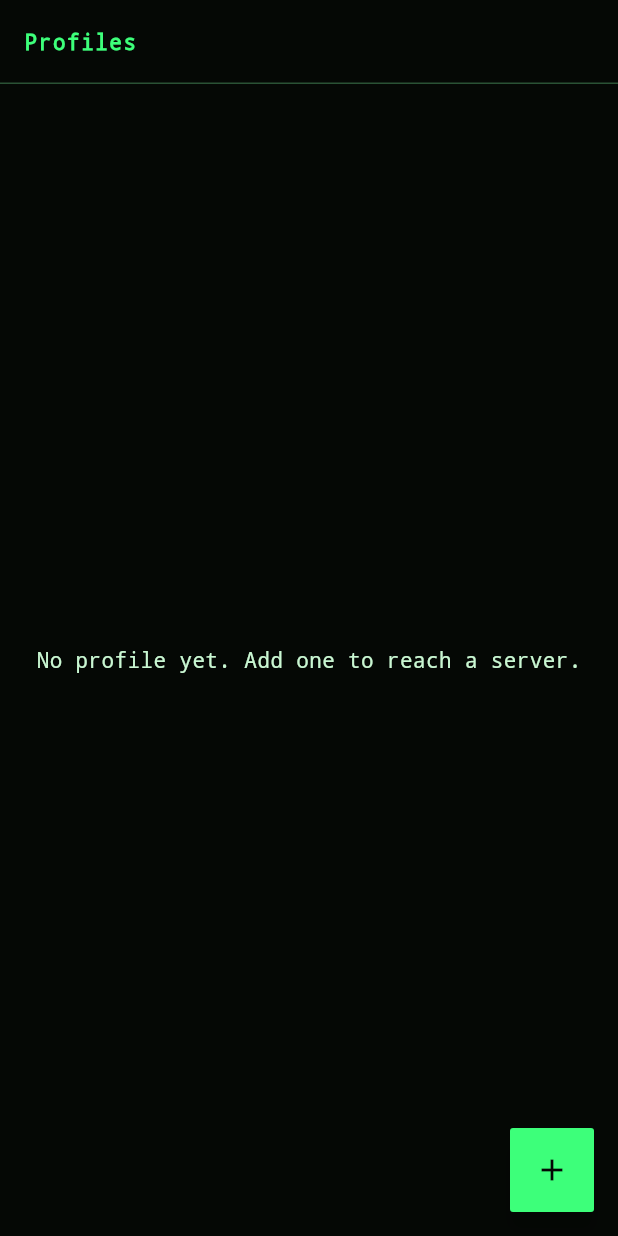
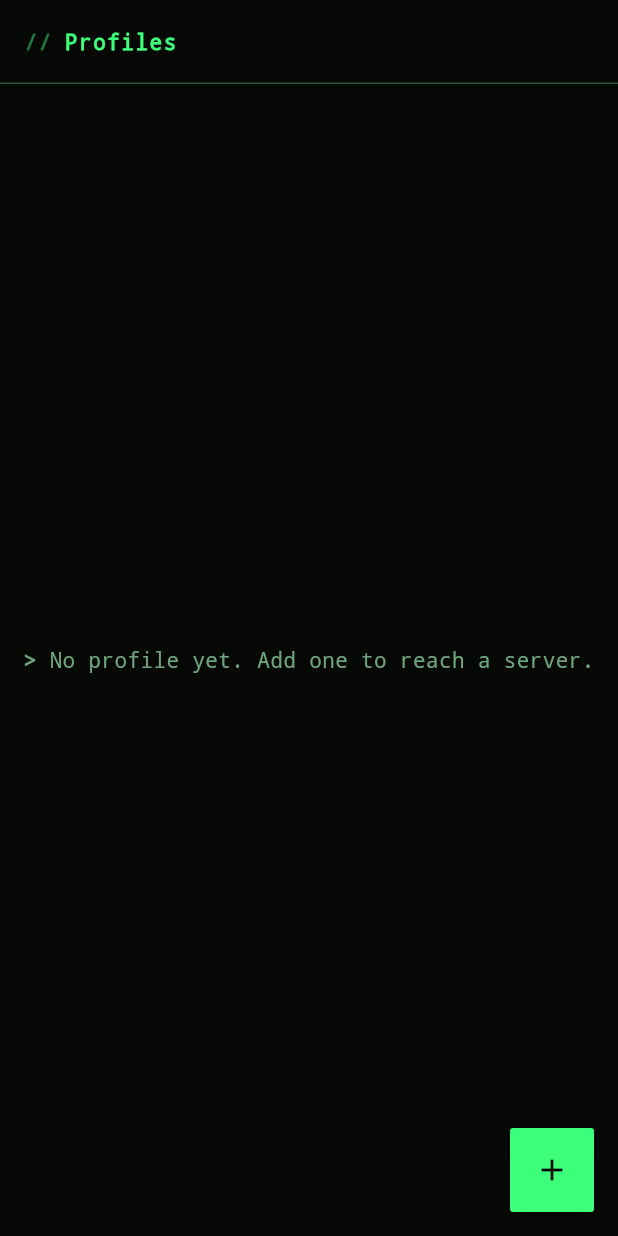
Before and after one commit to stephaneHerraiz/claude-mobile, a Flutter app: the screen it shows after launch, on a phone screen of 412 x 824 dp. Run offline on Flutter 3.47's test engine with Material 3 defaults, Android fonts, the phone set to English and light mode, and no system bars; our stand-ins replace flutter_markdown_plus, flutter_riverpod, flutter_secure_storage, local_auth, material_ui; missing offline and left inert: dartssh2.

Commit message:
feat: carry the terminal look to every screen
Co-Authored-By: Claude Fable 5.2 <noreply@anthropic.com>

```diff
--- a/lib/main.dart
+++ b/lib/main.dart
@@ -19,6 +19,7 @@ class ClaudeMobileApp extends StatelessWidget {
     return MaterialApp(
       title: 'Claude Mobile',
       theme: terminalTheme,
+      debugShowCheckedModeBanner: false,
       home: LockGate(authenticate: authenticate, child: const ProfilesScreen()),
     );
   }
--- a/lib/ui/lock_gate.dart
+++ b/lib/ui/lock_gate.dart
@@ -1,5 +1,7 @@
 import 'package:local_auth/local_auth.dart';
 import 'package:material_ui/material_ui.dart';
+
+import 'terminal_widgets.dart';
 
 /// Device unlock: true/false for the outcome, null when the device has no
 /// lock at all (nothing to gate with).
@@ -62,8 +64,23 @@ class _LockGateState extends State<LockGate> {
             : Column(
                 mainAxisSize: MainAxisSize.min,
                 children: [
-                  const Icon(Icons.lock_outline, size: 48),
-                  const SizedBox(height: 16),
+                  Text(
+                    'CLAUDE//MOBILE',
+                    style: Theme.of(context).textTheme.headlineSmall?.copyWith(
+                      color: Theme.of(context).colorScheme.primary,
+                      fontWeight: FontWeight.bold,
+                      letterSpacing: 3,
+                    ),
+                  ),
+                  const SizedBox(height: 24),
+                  Icon(
+                    Icons.lock_outline,
+                    size: 48,
+                    color: Theme.of(context).colorScheme.primary,
+                  ),
+                  const SizedBox(height: 12),
+                  const TermLine('Access locked'),
+                  const SizedBox(height: 24),
                   FilledButton(onPressed: _ask, child: const Text('Unlock')),
                 ],
               ),
--- a/lib/ui/profiles_screen.dart
+++ b/lib/ui/profiles_screen.dart
@@ -6,6 +6,7 @@ import '../ssh/key.dart';
 import '../ssh/profile.dart';
 import '../state/providers.dart';
 import 'sessions_screen.dart';
+import 'terminal_widgets.dart';
 
 class ProfilesScreen extends ConsumerWidget {
   const ProfilesScreen({super.key});
@@ -14,7 +15,7 @@ class ProfilesScreen extends ConsumerWidget {
   Widget build(BuildContext context, WidgetRef ref) {
     final profiles = ref.watch(profilesProvider);
     return Scaffold(
-      appBar: AppBar(title: const Text('Profiles')),
+      appBar: AppBar(title: const TermTitle('Profiles')),
       floatingActionButton: FloatingActionButton(
         tooltip: 'Add profile',
         onPressed: () => Navigator.of(context).push(
@@ -27,7 +28,7 @@ class ProfilesScreen extends ConsumerWidget {
         error: (e, _) => Center(child: Text('$e')),
         data: (list) => list.isEmpty
             ? const Center(
-                child: Text('No profile yet. Add one to reach a server.'),
+                child: TermLine('No profile yet. Add one to reach a server.'),
               )
             : ListView(
                 children: [
@@ -170,7 +171,7 @@ class _ProfileFormScreenState extends ConsumerState<ProfileFormScreen> {
   @override
   Widget build(BuildContext context) {
     return Scaffold(
-      appBar: AppBar(title: const Text('New profile')),
+      appBar: AppBar(title: const TermTitle('New profile')),
       body: Form(
         key: _form,
         // Not a lazy list: every field must exist to be validated.
@@ -184,6 +185,7 @@ class _ProfileFormScreenState extends ConsumerState<ProfileFormScreen> {
                 decoration: const InputDecoration(labelText: 'Name'),
                 validator: _required,
               ),
+              const SizedBox(height: 14),
               TextFormField(
                 controller: _host,
                 decoration: const InputDecoration(labelText: 'Host'),
@@ -191,18 +193,21 @@ class _ProfileFormScreenState extends ConsumerState<ProfileFormScreen> {
                 keyboardType: TextInputType.url,
                 validator: _required,
               ),
+              const SizedBox(height: 14),
               TextFormField(
                 controller: _port,
                 decoration: const InputDecoration(labelText: 'Port'),
                 keyboardType: TextInputType.number,
                 validator: _validPort,
               ),
+              const SizedBox(height: 14),
               TextFormField(
                 controller: _user,
                 decoration: const InputDecoration(labelText: 'User'),
                 autocorrect: false,
                 validator: _required,
               ),
+              const SizedBox(height: 14),
               TextFormField(
                 controller: _jumpHost,
                 decoration: const InputDecoration(
@@ -215,12 +220,14 @@ class _ProfileFormScreenState extends ConsumerState<ProfileFormScreen> {
                 autocorrect: false,
                 keyboardType: TextInputType.url,
               ),
+              const SizedBox(height: 14),
               TextFormField(
                 controller: _jumpPort,
                 decoration: const InputDecoration(labelText: 'Jump port'),
                 keyboardType: TextInputType.number,
                 validator: (v) => _hasJump ? _validPort(v) : null,
               ),
+              const SizedBox(height: 14),
               TextFormField(
                 controller: _jumpUser,
                 decoration: const InputDecoration(labelText: 'Jump user'),
@@ -229,6 +236,7 @@ class _ProfileFormScreenState extends ConsumerState<ProfileFormScreen> {
                     ? 'Required with a jump host'
                     : null,
               ),
+              const SizedBox(height: 14),
               TextFormField(
                 controller: _key,
                 decoration: InputDecoration(
@@ -245,6 +253,7 @@ class _ProfileFormScreenState extends ConsumerState<ProfileFormScreen> {
                 maxLines: 6,
                 validator: _required,
               ),
+              const SizedBox(height: 14),
               TextFormField(
                 controller: _passphrase,
                 decoration: InputDecoration(
--- /dev/null
+++ b/lib/ui/terminal_widgets.dart
@@ -0,0 +1,47 @@
+import 'package:material_ui/material_ui.dart';
+
+/// A screen title, written as a comment line: `// Profiles`.
+class TermTitle extends StatelessWidget {
+  const TermTitle(this.text, {super.key});
+  final String text;
+
+  @override
+  Widget build(BuildContext context) {
+    final scheme = Theme.of(context).colorScheme;
+    return Row(
+      mainAxisSize: MainAxisSize.min,
+      children: [
+        Text('//', style: TextStyle(color: scheme.outline)),
+        const SizedBox(width: 8),
+        Flexible(child: Text(text, overflow: TextOverflow.ellipsis)),
+      ],
+    );
+  }
+}
+
+/// A line the app says, marked like terminal output: `> text` for
+/// information, `! text` for a fault.
+class TermLine extends StatelessWidget {
+  const TermLine(this.text, {super.key, this.fault = false});
+  final String text;
+  final bool fault;
+
+  @override
+  Widget build(BuildContext context) {
+    final scheme = Theme.of(context).colorScheme;
+    final color = fault ? scheme.error : scheme.onSurfaceVariant;
+    return Row(
+      mainAxisSize: MainAxisSize.min,
+      crossAxisAlignment: CrossAxisAlignment.start,
+      children: [
+        Text(
+          fault ? '! ' : '> ',
+          style: TextStyle(color: color, fontWeight: FontWeight.bold),
+        ),
+        Flexible(
+          child: Text(text, style: TextStyle(color: color)),
+        ),
+      ],
+    );
+  }
+}
```
Also changed, not shown: lib/ui/chat_screen.dart (+12 -11 lines), lib/ui/markdown_text.dart (+43 -1 lines), lib/ui/sessions_screen.dart (+6 -3 lines), lib/ui/theme.dart (+16 -2 lines), 9 other files.
